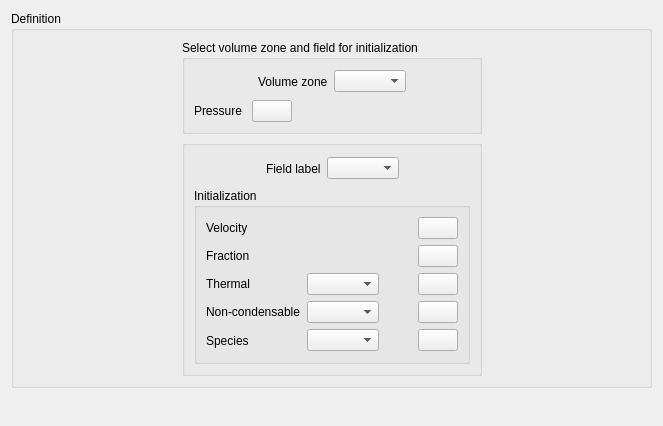
The window that gui/Pages/MainFieldsInitialization.ui (code-saturne/code_saturne) describes before a commit, drawn with Qt 5.
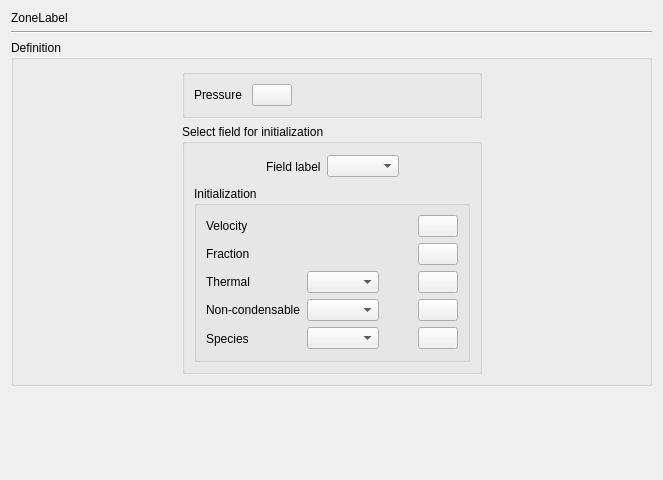
The same window after the commit. Icons and pictures are not drawn.

Commit message:
GUI: add a node in the main (left-hand tree) for each volume and boundary zone.
Based on dynamic tree view implementation from C. Koren,
With adjustments to fit recent code evolutions.

This is a first step in a change of zone setup presentation.

What changed in the file:
```diff
--- a/gui/Pages/MainFieldsInitialization.ui
+++ b/gui/Pages/MainFieldsInitialization.ui
@@ -6,8 +6,8 @@
    <rect>
     <x>0</x>
     <y>0</y>
-    <width>649</width>
-    <height>426</height>
+    <width>659</width>
+    <height>480</height>
    </rect>
   </property>
   <property name="windowTitle">
@@ -15,6 +15,13 @@
   </property>
   <layout class="QGridLayout" name="gridLayout_6">
    <item row="0" column="0">
+    <widget class="QLabel" name="zoneLabel">
+     <property name="text">
+      <string>ZoneLabel</string>
+     </property>
+    </widget>
+   </item>
+   <item row="2" column="0">
     <widget class="QGroupBox" name="groupBox">
      <property name="title">
       <string>Definition</string>
@@ -25,50 +32,10 @@
         <item>
          <widget class="QGroupBox" name="groupBox_2">
           <property name="title">
-           <string>Select volume zone and field for initialization</string>
+           <string/>
           </property>
           <layout class="QGridLayout" name="gridLayout">
            <item row="0" column="0">
-            <layout class="QHBoxLayout" name="horizontalLayout_9">
-             <item>
-              <spacer name="horizontalSpacer_8">
-               <property name="orientation">
-                <enum>Qt::Horizontal</enum>
-               </property>
-               <property name="sizeHint" stdset="0">
-                <size>
-                 <width>13</width>
-                 <height>25</height>
-                </size>
-               </property>
-              </spacer>
-             </item>
-             <item>
-              <widget class="QLabel" name="label_2">
-               <property name="text">
-                <string>Volume zone</string>
-               </property>
-              </widget>
-             </item>
-             <item>
-              <widget class="QComboBox" name="comboBoxVolumeZone"/>
-             </item>
-             <item>
-              <spacer>
-               <property name="orientation">
-                <enum>Qt::Horizontal</enum>
-               </property>
-               <property name="sizeHint" stdset="0">
-                <size>
-                 <width>13</width>
-                 <height>19</height>
-                </size>
-               </property>
-              </spacer>
-             </item>
-            </layout>
-           </item>
-           <item row="1" column="0">
             <layout class="QHBoxLayout" name="horizontalLayout">
              <item>
               <widget class="QLabel" name="label_12">
@@ -115,7 +82,7 @@
         <item>
          <widget class="QGroupBox" name="groupBoxDefinition">
           <property name="title">
-           <string/>
+           <string>Select field for initialization</string>
           </property>
           <layout class="QGridLayout" name="gridLayout_2">
            <item row="0" column="0">
@@ -425,7 +392,7 @@
      </layout>
     </widget>
    </item>
-   <item row="1" column="0">
+   <item row="3" column="0">
     <spacer>
      <property name="orientation">
       <enum>Qt::Vertical</enum>
@@ -438,6 +405,13 @@
      </property>
     </spacer>
    </item>
+   <item row="1" column="0">
+    <widget class="Line" name="line">
+     <property name="orientation">
+      <enum>Qt::Horizontal</enum>
+     </property>
+    </widget>
+   </item>
   </layout>
  </widget>
  <resources/>
```
The commit also changes 22 other files.
